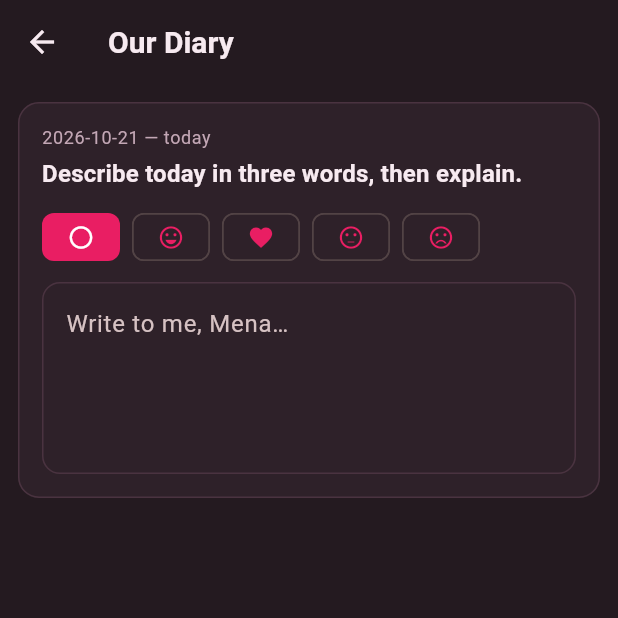
After one commit to MenaAmmarPro/uniroid, a Flutter app: the DiaryPage screen opened directly, on a phone screen of 412 x 824 dp, the top half of it. The commit adds this screen. Run offline on Flutter 3.47's test engine with Material 3 defaults, Android fonts, the phone set to English and light mode, and no system bars; our stand-ins replace shared_preferences; accounts and stored records are empty.

Commit message:
feat: diary — date-seeded prompt, moods, streak, timeline

```diff
--- /dev/null
+++ b/lib/pages/diary_page.dart
@@ -0,0 +1,219 @@
+import "package:flutter/material.dart";
+
+import "../data_store.dart";
+import "../theme.dart";
+import "../tools/diary_logic.dart";
+
+/// "Our Diary" — one small dated entry a day, with a gentle prompt.
+class DiaryPage extends StatefulWidget {
+  const DiaryPage({super.key});
+
+  @override
+  State<DiaryPage> createState() => _DiaryPageState();
+}
+
+class _DiaryPageState extends State<DiaryPage> {
+  static const _entriesKey = "diary.entries";
+
+  final _controller = TextEditingController();
+  List<String> _prompts = const [];
+  String _today = "";
+  List<DiaryEntry> _entries = const [];
+  String _mood = "";
+  bool _loaded = false;
+
+  static const _moods = <String, IconData>{
+    "": Icons.circle_outlined,
+    "happy": Icons.sentiment_very_satisfied,
+    "love": Icons.favorite,
+    "meh": Icons.sentiment_neutral,
+    "sad": Icons.sentiment_very_dissatisfied,
+  };
+
+  @override
+  void initState() {
+    super.initState();
+    _load();
+  }
+
+  Future<void> _load() async {
+    _prompts = await DataStore.loadStrings("prompts");
+    _entries = _decode(DataStore.getList(_entriesKey));
+    final today = DateTime.now();
+    setState(() {
+      _today = DiaryMath.isoDay(today);
+      _loaded = true;
+    });
+    final todayEntry = DiaryMath.entryForDay(_entries, _today);
+    if (todayEntry != null && mounted) {
+      setState(() {
+        _controller.text = todayEntry.text;
+        _mood = todayEntry.mood;
+      });
+    }
+  }
+
+  String get _prompt {
+    final seeded = DiaryMath.promptForDay(DateTime.now(), _prompts);
+    if (seeded.isNotEmpty) return seeded;
+    return "How was today, little by little?";
+  }
+
+  Future<void> _save() async {
+    final nowIso = DateTime.now().toIso8601String();
+    final text = _controller.text.trim();
+    final existing = List<DiaryEntry>.from(_entries);
+    final idx = existing.indexWhere((e) => e.day == _today);
+    if (idx >= 0) {
+      final old = existing[idx];
+      existing[idx] = old.copyWith(text: text, mood: _mood, updatedAt: nowIso);
+    } else {
+      existing.insert(
+        0,
+        DiaryEntry(
+          day: _today,
+          prompt: _prompt,
+          mood: _mood,
+          text: text,
+          updatedAt: nowIso,
+        ),
+      );
+    }
+    existing.sort((a, b) => b.day.compareTo(a.day));
+    await DataStore.setList(_entriesKey, [
+      for (final e in existing) e.toJson(),
+    ]);
+    setState(() => _entries = existing);
+  }
+
+  Future<void> _delete(String day) async {
+    final remaining = _entries.where((e) => e.day != day).toList();
+    await DataStore.setList(_entriesKey, [
+      for (final e in remaining) e.toJson(),
+    ]);
+    setState(() => _entries = remaining);
+    if (day == _today) {
+      _controller.clear();
+      setState(() => _mood = "");
+    }
+  }
+
+  static List<DiaryEntry> _decode(List<dynamic> raw) => [
+    for (final j in raw.whereType<Map<String, dynamic>>())
+      DiaryEntry.fromJson(j),
+  ];
+
+  @override
+  void dispose() {
+    _controller.dispose();
+    super.dispose();
+  }
+
+  @override
+  Widget build(BuildContext context) {
+    final theme = Theme.of(context);
+    final streak = DiaryMath.streak(_entries, DateTime.now());
+
+    return Scaffold(
+      appBar: AppBar(
+        title: const Text("Our Diary"),
+        actions: [
+          if (streak > 0)
+            Padding(
+              padding: const EdgeInsets.symmetric(vertical: 12, horizontal: 16),
+              child: Chip(
+                avatar: Icon(
+                  Icons.local_fire_department,
+                  size: 18,
+                  color: UniroidTheme.pink,
+                ),
+                label: Text("$streak"),
+                visualDensity: VisualDensity.compact,
+              ),
+            ),
+        ],
+      ),
+      body: !_loaded
+          ? const Center(child: CircularProgressIndicator())
+          : ListView(
+              padding: const EdgeInsets.all(12),
+              children: [
+                Card(
+                  child: Padding(
+                    padding: const EdgeInsets.all(16),
+                    child: Column(
+                      crossAxisAlignment: CrossAxisAlignment.start,
+                      children: [
+                        Text(
+                          _today + " — today",
+                          style: theme.textTheme.bodySmall,
+                        ),
+                        const SizedBox(height: 4),
+                        Text(_prompt, style: theme.textTheme.titleMedium),
+                        const SizedBox(height: 10),
+                        Row(
+                          children: [
+                            for (final m in _moods.keys)
+                              Padding(
+                                padding: const EdgeInsets.only(right: 8),
+                                child: ChoiceChip(
+                                  label: Icon(
+                                    _moods[m]!,
+                                    size: 18,
+                                    color: _mood == m
+                                        ? Colors.white
+                                        : UniroidTheme.pink,
+                                  ),
+                                  selected: _mood == m,
+                                  onSelected: (v) =>
+                                      setState(() => _mood = v ? m : ""),
+                                  selectedColor: UniroidTheme.pink,
+                                  showCheckmark: false,
+                                  visualDensity: VisualDensity.compact,
+                                ),
+                              ),
+                          ],
+                        ),
+                        const SizedBox(height: 10),
+                        TextField(
+                          controller: _controller,
+                          maxLines: 4,
+                          decoration: const InputDecoration(
+                            hintText: "Write to me, Mena…",
+                          ),
+                          onChanged: (_) => _save(),
+                        ),
+                      ],
+                    ),
+                  ),
+                ),
+                const SizedBox(height: 12),
+                if (_entries.length >
+                    (_entries.any((e) => e.day == _today) ? 1 : 0)) ...[
+                  Text("Earlier pages", style: theme.textTheme.titleMedium),
+                  const SizedBox(height: 6),
+                  for (final e in _entries.where((e) => e.day != _today))
+                    Card(
+                      child: ListTile(
+                        title: Text(
+                          e.text.isEmpty ? "—" : e.text,
+                          maxLines: 2,
+                          overflow: TextOverflow.ellipsis,
+                          style: theme.textTheme.bodyMedium,
+                        ),
+                        subtitle: Text(
+                          "${e.day} · ${e.mood == "" ? "no mood" : e.mood}",
+                          style: theme.textTheme.bodySmall,
+                        ),
+                        trailing: IconButton(
+                          icon: const Icon(Icons.delete_outline, size: 20),
+                          onPressed: () => _delete(e.day),
+                        ),
+                      ),
+                    ),
+                ],
+              ],
+            ),
+    );
+  }
+}
--- a/lib/pages/shell.dart
+++ b/lib/pages/shell.dart
@@ -18,7 +18,7 @@ class _ShellState extends State<Shell> {
   /// Opens a named section from the home grid (or any tile).
   void _open(String id) {
     // Tools push as their own pages.
-    if (id == "countdown" || id == "calculator") {
+    if (id == "countdown" || id == "calculator" || id == "diary") {
       pushTool(context, id);
       return;
     }
--- a/lib/pages/tools_page.dart
+++ b/lib/pages/tools_page.dart
@@ -3,6 +3,7 @@ import "package:flutter/material.dart";
 import "../theme.dart";
 import "calculator_page.dart";
 import "countdown_page.dart";
+import "diary_page.dart";
 
 /// Tools tab: a task list of little everyday helpers.
 class ToolsPage extends StatelessWidget {
@@ -23,6 +24,7 @@ class ToolsPage extends StatelessWidget {
       Icons.calculate_outlined,
       "quick little sums",
     ),
+    _Tool("diary", "Our Diary", Icons.menu_book, "one line a day"),
   ];
 
   @override
@@ -65,6 +67,8 @@ void pushTool(BuildContext context, String id) {
       page = const CountdownPage();
     case "calculator":
       page = const CalculatorPage();
+    case "diary":
+      page = const DiaryPage();
     default:
       return;
   }
--- a/lib/tools/diary_logic.dart
+++ b/lib/tools/diary_logic.dart
@@ -66,10 +66,7 @@ class DiaryMath {
   }
 
   /// [entries] is newest-first; finds the entry for [iso], if any.
-  static DiaryEntry? entryForDay(
-    List<DiaryEntry> entries,
-    String iso,
-  ) {
+  static DiaryEntry? entryForDay(List<DiaryEntry> entries, String iso) {
     for (final e in entries) {
       if (e.day == iso) return e;
     }
```
Also changed, not shown: lib/pages/reasons_page.dart (added, +135 -0 lines), lib/tools/reasons_logic.dart (added, +27 -0 lines). Lines whose indentation alone changed are shown as unchanged.
